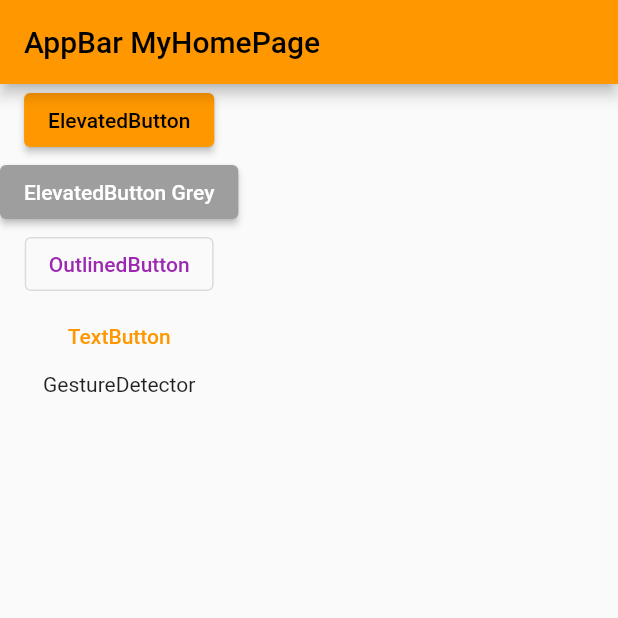
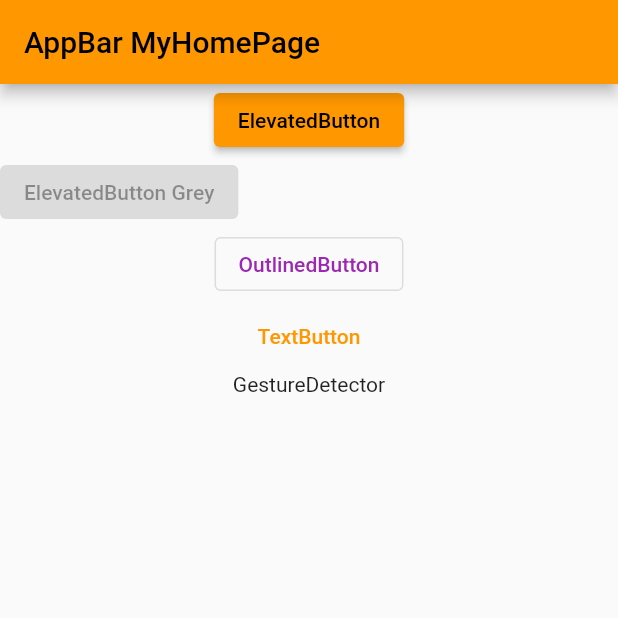
Before and after one commit to lavaspoon/flutterTest, a Flutter app: the screen it shows after launch, on a phone screen of 412 x 824 dp, the top half of it. Run offline on Flutter 3.47's test engine with Material 2 defaults, Android fonts, the phone set to English and light mode, and no system bars.

Commit message:
버튼 비활성화

```diff
--- a/flutter_application_1/lib/pages/lava_home_page.dart
+++ b/flutter_application_1/lib/pages/lava_home_page.dart
@@ -19,13 +19,15 @@ class LavaHomePage extends StatelessWidget {
                 print('onLongPress ElevatedButton');
               },
               child: const Text('ElevatedButton')),
-          ElevatedButton(
-              onPressed: () {
-                print('ElevatedButton Grey');
-              },
-              style: ElevatedButton.styleFrom(
-                  primary: Colors.grey, onPrimary: Colors.white),
-              child: const Text('ElevatedButton Grey')),
+          Row(
+            children: [
+              ElevatedButton(
+                  onPressed: null,
+                  style: ElevatedButton.styleFrom(
+                      primary: Colors.grey, onPrimary: Colors.white),
+                  child: const Text('ElevatedButton Grey')),
+            ],
+          ),
           OutlinedButton(
               onPressed: () {
                 print('OutlinedButton');
```
